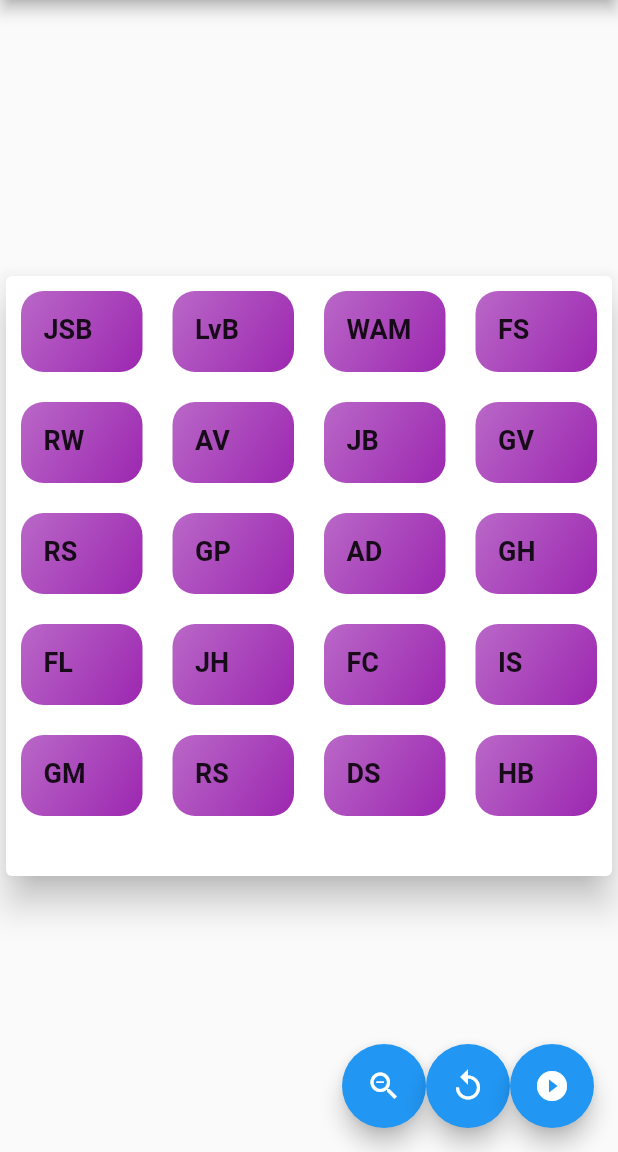
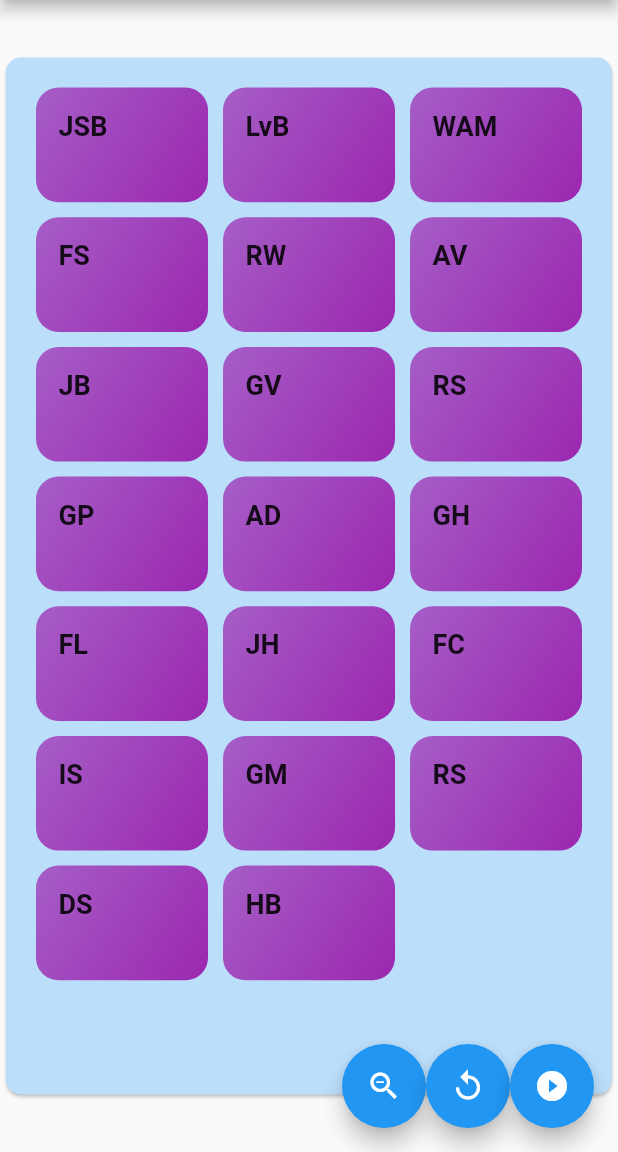
Before and after one commit to codetojoy/scooter_flutter, a Flutter app: the screen it shows after launch, on a phone screen of 412 x 824 dp, the part 84-1236 px from its top. Run offline on Flutter 3.47's test engine with Material 2 defaults, Android fonts, the phone set to English and light mode, and no system bars; statements that could not run were skipped.

Commit message:
unified method for Players

```diff
--- a/lib/screens/about.dart
+++ b/lib/screens/about.dart
@@ -7,7 +7,7 @@ class About extends StatelessWidget {
   static const routeName = '/about';
 
   String _version() {
-    var version = "v1";
+    var version = "v 14-JUN";
     // TODO: this should be a compile-time stamp, based on build
     var now = DateFormat('yyyy-MM-dd HH:mm:ss').format(DateTime.now());
     return '$version $now';
--- a/lib/screens/my_home_page.dart
+++ b/lib/screens/my_home_page.dart
@@ -71,12 +71,7 @@ class _MyHomePageState extends State<MyHomePage> {
     return Scaffold(
       appBar: _appBar,
       body: Center(
-        child: Column(
-          mainAxisAlignment: MainAxisAlignment.center,
-          children: <Widget>[
-            Players(_people.toList(), _isAbbreviatedMode, _appBar),
-          ],
-        ),
+        child: Players(_people.toList(), _isAbbreviatedMode, _appBar),
       ),
       floatingActionButton:
           Row(mainAxisAlignment: MainAxisAlignment.end, children: [
--- a/lib/widgets/players.dart
+++ b/lib/widgets/players.dart
@@ -31,7 +31,7 @@ class Players extends StatelessWidget {
 */
 
   Widget _buildLandscape2(List<Widget> widgets, BuildContext context) {
-    final myMediaQuery = MyMediaQuery([0.95], context, _appBar);
+    final myMediaQuery = MyMediaQuery([0.90], context, _appBar);
     final availableHeight = myMediaQuery.values[0];
     return Card(
         child: Container(
@@ -46,7 +46,7 @@ class Players extends StatelessWidget {
                   crossAxisSpacing: 10,
                   mainAxisSpacing: 10,
                 ))),
-        elevation: 10,
+        elevation: 1,
         shape: RoundedRectangleBorder(
           borderRadius: BorderRadius.circular(10),
         ),
@@ -97,6 +97,6 @@ class Players extends StatelessWidget {
     }).toList();
     return (isLandscape)
         ? _buildLandscape2(widgets, context)
-        : _buildPortrait2(widgets, context);
+        : _buildLandscape2(widgets, context);
   }
 }
```
